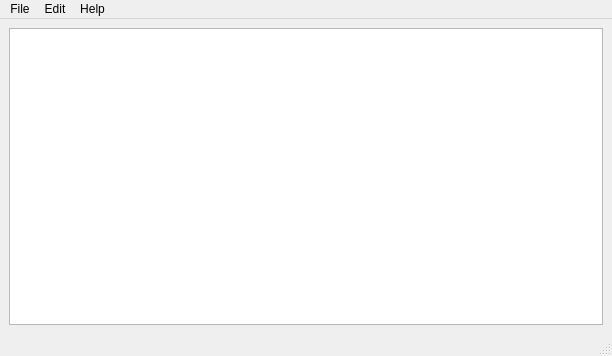
This is MyNotepad/mainwindow.ui in mathieudelehaye/MyNotepad as Qt 5 draws it before an edit. The edited form follows.
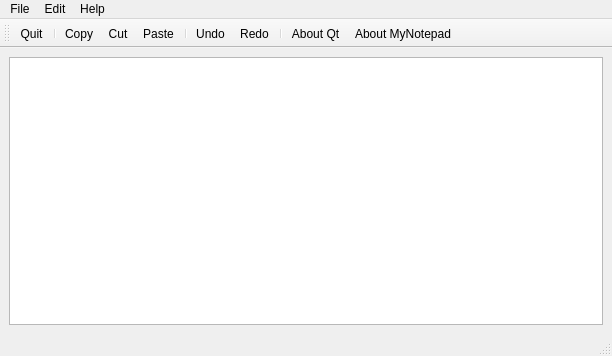
This is the edited form. Icons and pictures are not drawn.

Commit message: Action icons added to toolbar, new screenshot added

Diff of the .ui file:
```diff
--- a/MyNotepad/mainwindow.ui
+++ b/MyNotepad/mainwindow.ui
@@ -58,6 +58,28 @@
    <addaction name="menuHelp"/>
   </widget>
   <widget class="QStatusBar" name="statusbar"/>
+  <widget class="QToolBar" name="toolBar">
+   <property name="windowTitle">
+    <string>toolBar</string>
+   </property>
+   <attribute name="toolBarArea">
+    <enum>TopToolBarArea</enum>
+   </attribute>
+   <attribute name="toolBarBreak">
+    <bool>false</bool>
+   </attribute>
+   <addaction name="actionQuit"/>
+   <addaction name="separator"/>
+   <addaction name="actionCopy"/>
+   <addaction name="actionCut"/>
+   <addaction name="actionPaste"/>
+   <addaction name="separator"/>
+   <addaction name="actionUndo"/>
+   <addaction name="actionRedo"/>
+   <addaction name="separator"/>
+   <addaction name="actionAbout_Qt"/>
+   <addaction name="actionAbout_MyNotepad"/>
+  </widget>
   <action name="actionQuit">
    <property name="icon">
     <iconset resource="resource.qrc">
```
The commit also changes 1 other file.
